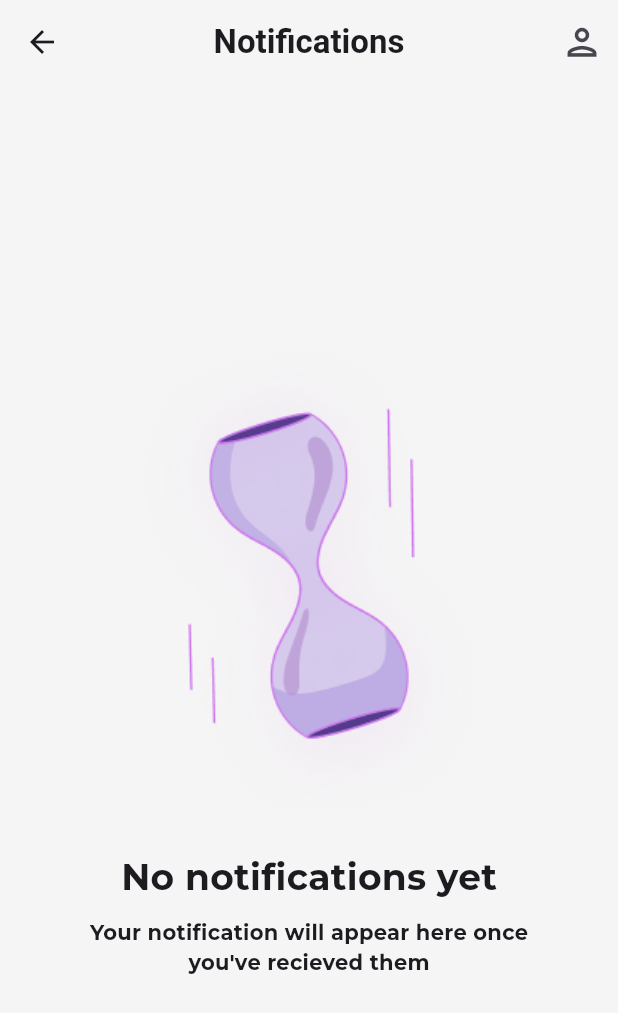
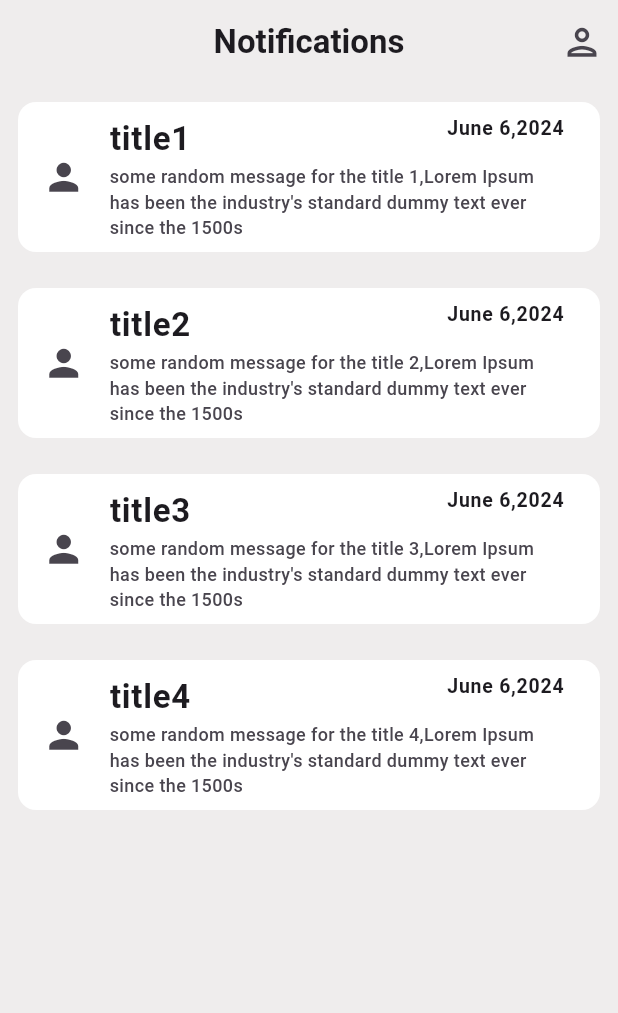
Before and after one commit to Justsah1l/College-notice, a Flutter app: the Homescreen screen opened directly, on a phone screen of 412 x 824 dp. Shown: the top 1013 px of the screen. Run offline on Flutter 3.47's test engine with Material 3 defaults, Android fonts, the light colour scheme and no system bars; our stand-ins replace flutter_svg, google_fonts.

Commit message:
Added tiles for the notification with dummy data for temporary purpose

```diff
--- /dev/null
+++ b/lib/dummy_data/d_data.dart
@@ -0,0 +1,8 @@
+class Notificationitem {
+  final String title;
+  final String message;
+  final DateTime time;
+
+  Notificationitem(
+      {required this.title, required this.message, required this.time});
+}
--- a/lib/main.dart
+++ b/lib/main.dart
@@ -23,9 +23,7 @@ class MyApp extends StatelessWidget {
         colorScheme: ColorScheme.fromSeed(seedColor: Colors.deepPurple),
         useMaterial3: true,
       ),
-      home: StudLogin(),
-
-
+      home: Homescreen(),
     );
   }
 }
--- a/lib/screens/homescreen.dart
+++ b/lib/screens/homescreen.dart
@@ -1,3 +1,4 @@
+import 'package:college_notice/screens/homescreenifnoti.dart';
 import 'package:flutter/material.dart';
 import 'package:google_fonts/google_fonts.dart';
 
@@ -12,9 +13,9 @@ class _HomescreenState extends State<Homescreen> {
   @override
   Widget build(BuildContext context) {
     return Scaffold(
-      backgroundColor: Color.fromARGB(255, 245, 245, 245),
+      backgroundColor: Color.fromARGB(255, 239, 237, 237),
       appBar: AppBar(
-        backgroundColor: Color.fromARGB(255, 245, 245, 245),
+        backgroundColor: Color.fromARGB(255, 239, 237, 237),
         centerTitle: true,
         title: Text(
           "Notifications",
@@ -29,46 +30,7 @@ class _HomescreenState extends State<Homescreen> {
               ))
         ],
       ),
-      body: Column(
-        mainAxisAlignment: MainAxisAlignment.center,
-        crossAxisAlignment: CrossAxisAlignment.center,
-        children: [
-          Center(
-            child: Image.asset("assets/images/Illustration.png"),
-          ),
-          SizedBox(
-            height: 20,
-          ),
-          Text(
-            "No notifications yet",
-            style: GoogleFonts.montserrat(
-                fontSize: 24, fontWeight: FontWeight.bold, letterSpacing: 0.2),
-          ),
-          SizedBox(
-            height: 10,
-          ),
-          Padding(
-            padding: const EdgeInsets.symmetric(horizontal: 19),
-            child: Text(
-              "Your notification will appear here once",
-              style: GoogleFonts.montserrat(
-                  fontSize: 14,
-                  fontWeight: FontWeight.bold,
-                  letterSpacing: 0.2),
-            ),
-          ),
-          Padding(
-            padding: const EdgeInsets.symmetric(horizontal: 19),
-            child: Text(
-              "you've recieved them",
-              style: GoogleFonts.montserrat(
-                  fontSize: 14,
-                  fontWeight: FontWeight.bold,
-                  letterSpacing: 0.2),
-            ),
-          )
-        ],
-      ),
+      body: Ifnotification(),
     );
   }
 }
--- /dev/null
+++ b/lib/screens/homescreenifnoitem.dart
@@ -0,0 +1,46 @@
+import 'package:flutter/material.dart';
+import 'package:google_fonts/google_fonts.dart';
+
+class Ifnoitem extends StatelessWidget {
+  const Ifnoitem({super.key});
+
+  @override
+  Widget build(BuildContext context) {
+    return Column(
+      mainAxisAlignment: MainAxisAlignment.center,
+      crossAxisAlignment: CrossAxisAlignment.center,
+      children: [
+        Center(
+          child: Image.asset("assets/images/Illustration.png"),
+        ),
+        SizedBox(
+          height: 20,
+        ),
+        Text(
+          "No notifications yet",
+          style: GoogleFonts.montserrat(
+              fontSize: 24, fontWeight: FontWeight.bold, letterSpacing: 0.2),
+        ),
+        SizedBox(
+          height: 10,
+        ),
+        Padding(
+          padding: const EdgeInsets.symmetric(horizontal: 19),
+          child: Text(
+            "Your notification will appear here once",
+            style: GoogleFonts.montserrat(
+                fontSize: 14, fontWeight: FontWeight.bold, letterSpacing: 0.2),
+          ),
+        ),
+        Padding(
+          padding: const EdgeInsets.symmetric(horizontal: 19),
+          child: Text(
+            "you've recieved them",
+            style: GoogleFonts.montserrat(
+                fontSize: 14, fontWeight: FontWeight.bold, letterSpacing: 0.2),
+          ),
+        )
+      ],
+    );
+  }
+}
--- /dev/null
+++ b/lib/screens/homescreenifnoti.dart
@@ -0,0 +1,87 @@
+import 'package:intl/intl.dart';
+
+import '../dummy_data/d_data.dart';
+import 'package:flutter/material.dart';
+
+class Ifnotification extends StatefulWidget {
+  const Ifnotification({super.key});
+
+  @override
+  State<Ifnotification> createState() => _IfnotificationState();
+}
+
+class _IfnotificationState extends State<Ifnotification> {
+  final List<Notificationitem> noti = [
+    Notificationitem(
+        title: "title1",
+        message:
+            "some random message for the title 1,Lorem Ipsum has been the industry's standard dummy text ever since the 1500s",
+        time: DateTime.now()),
+    Notificationitem(
+        title: "title2",
+        message:
+            "some random message for the title 2,Lorem Ipsum has been the industry's standard dummy text ever since the 1500s",
+        time: DateTime.now()),
+    Notificationitem(
+        title: "title3",
+        message:
+            "some random message for the title 3,Lorem Ipsum has been the industry's standard dummy text ever since the 1500s",
+        time: DateTime.now()),
+    Notificationitem(
+        title: "title4",
+        message:
+            "some random message for the title 4,Lorem Ipsum has been the industry's standard dummy text ever since the 1500s",
+        time: DateTime.now()),
+  ];
+  @override
+  Widget build(BuildContext context) {
+    return ListView.builder(
+      itemCount: noti.length,
+      itemBuilder: (context, index) {
+        final item = noti[index];
+        final month = DateFormat.MMMM().format(item.time);
+        return Padding(
+          padding: const EdgeInsets.all(12.0),
+          child: ListTile(
+            tileColor: Colors.white,
+            shape: RoundedRectangleBorder(
+              borderRadius: BorderRadius.circular(12),
+            ),
+            leading: Icon(
+              Icons.person,
+              size: 29,
+            ),
+            title: Row(
+              mainAxisAlignment: MainAxisAlignment.spaceBetween,
+              crossAxisAlignment: CrossAxisAlignment.start,
+              children: [
+                Text(
+                  item.title ?? "Not provided",
+                  style: TextStyle(
+                    fontWeight: FontWeight.bold,
+                    fontSize: 22,
+                  ),
+                ),
+                Text(
+                  month +
+                      " " +
+                      item.time.month.toString() +
+                      "," +
+                      item.time.year.toString(),
+                  style: TextStyle(fontWeight: FontWeight.bold, fontSize: 13),
+                )
+              ],
+            ),
+            subtitle: Text(
+              item.message,
+              style: TextStyle(
+                fontWeight: FontWeight.w500,
+                fontSize: 12,
+              ),
+            ),
+          ),
+        );
+      },
+    );
+  }
+}
--- a/pubspec.yaml
+++ b/pubspec.yaml
@@ -33,6 +33,7 @@ dependencies:
     sdk: flutter
   flutter_svg: ^2.0.10+1
   google_fonts: ^6.2.1
+  intl: ^0.19.0
   provider: ^6.1.2
 
 dev_dependencies:
```
Also changed, not shown: pubspec.lock.
